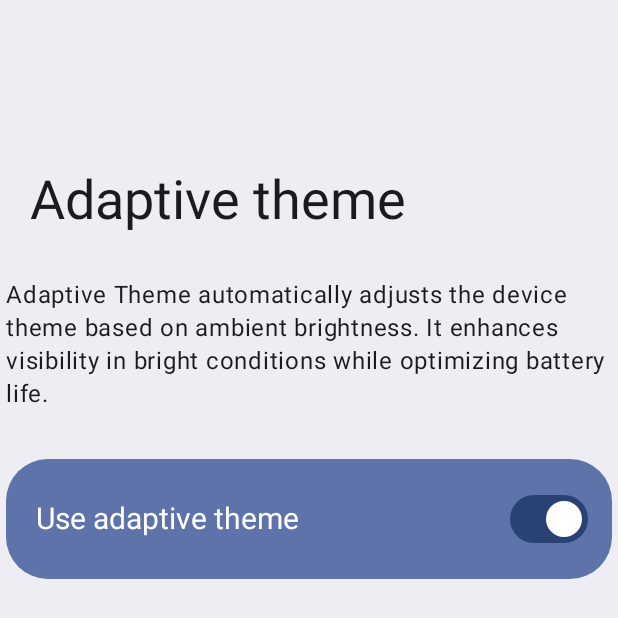
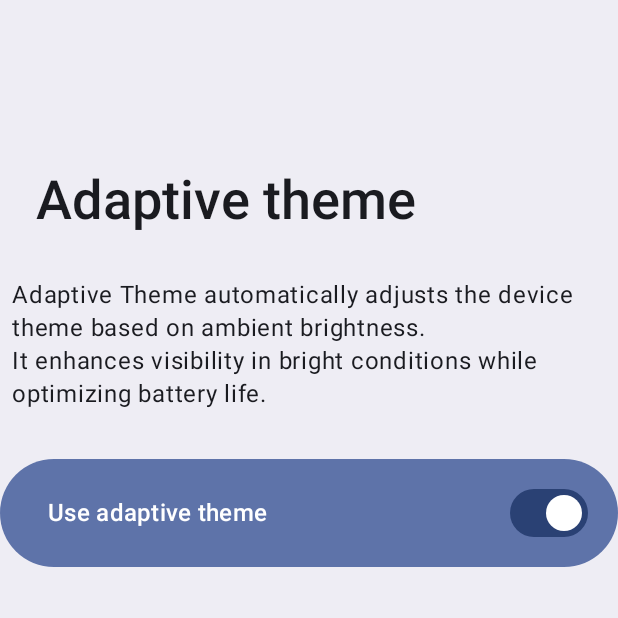
Before and after one commit to xLexip/Hecate, an Android app built with Jetpack Compose: the screen it shows after launch (MainActivity), after a tap on "Use adaptive theme", on a phone screen of 412 x 824 dp. Shown: the top 618 px of the screen. Run offline under Robolectric (Android 15) with nearby library versions, the phone set to English and light mode, and no system bars.

Commit message:
feat(ui): Material Design 3 Expressive Redesign
* Match the new system settings (Android 16 QPR 1)

```diff
--- a/app/src/main/java/dev/lexip/hecate/ui/AdaptiveThemeScreen.kt
+++ b/app/src/main/java/dev/lexip/hecate/ui/AdaptiveThemeScreen.kt
@@ -34,6 +34,7 @@ import androidx.compose.runtime.Composable
 import androidx.compose.ui.Modifier
 import androidx.compose.ui.input.nestedscroll.nestedScroll
 import androidx.compose.ui.res.stringResource
+import androidx.compose.ui.text.font.FontWeight
 import androidx.compose.ui.unit.dp
 import androidx.compose.ui.unit.sp
 import dev.lexip.hecate.R
@@ -48,7 +49,7 @@ fun AdaptiveThemeScreen(
 ) {
 	val scrollBehavior =
 		TopAppBarDefaults.pinnedScrollBehavior(rememberTopAppBarState())
-	val horizontalOffsetPadding = 4.dp
+	val horizontalOffsetPadding = 8.dp
 	Scaffold(
 		modifier = Modifier
 			.nestedScroll(scrollBehavior.nestedScrollConnection),
@@ -62,7 +63,8 @@ fun AdaptiveThemeScreen(
 				title = {
 					Text(
 						text = stringResource(id = R.string.app_name),
-						style = MaterialTheme.typography.displaySmall
+						style = MaterialTheme.typography.displaySmall,
+						fontWeight = FontWeight.Medium
 					)
 				},
 				scrollBehavior = scrollBehavior
@@ -74,12 +76,12 @@ fun AdaptiveThemeScreen(
 				.windowInsetsPadding(WindowInsets.systemGestures.only(WindowInsetsSides.Horizontal))
 				.fillMaxSize()
 				.padding(innerPadding)
-				.padding(horizontal = horizontalOffsetPadding)
 				.verticalScroll(rememberScrollState()),
 			verticalArrangement = Arrangement.spacedBy(32.dp)
 
 		) {
 			Text(
+				modifier = Modifier.padding(horizontal = horizontalOffsetPadding),
 				text = stringResource(id = R.string.description_adaptive_theme),
 				style = MaterialTheme.typography.bodyLarge.copy(lineHeight = 22.sp)
 			)
--- a/app/src/main/java/dev/lexip/hecate/ui/components/SwitchPreferenceCard.kt
+++ b/app/src/main/java/dev/lexip/hecate/ui/components/SwitchPreferenceCard.kt
@@ -13,47 +13,68 @@
 package dev.lexip.hecate.ui.components
 
 import androidx.compose.foundation.layout.Arrangement
-import androidx.compose.foundation.layout.PaddingValues
 import androidx.compose.foundation.layout.Row
 import androidx.compose.foundation.layout.fillMaxWidth
 import androidx.compose.foundation.layout.padding
+import androidx.compose.foundation.layout.size
+import androidx.compose.foundation.shape.RoundedCornerShape
+import androidx.compose.material.icons.Icons
+import androidx.compose.material.icons.filled.Check
+import androidx.compose.material.icons.filled.Clear
 import androidx.compose.material3.Card
 import androidx.compose.material3.CardDefaults
+import androidx.compose.material3.Icon
 import androidx.compose.material3.MaterialTheme
 import androidx.compose.material3.Switch
+import androidx.compose.material3.SwitchDefaults
 import androidx.compose.material3.Text
 import androidx.compose.runtime.Composable
 import androidx.compose.ui.Alignment
 import androidx.compose.ui.Modifier
 import androidx.compose.ui.unit.dp
-import androidx.compose.ui.unit.sp
 
 @Composable
 fun SwitchPreferenceCard(text: String, isChecked: Boolean, onCheckedChange: (Boolean) -> Unit) {
-	val mainSwitchTextSize = (MaterialTheme.typography.titleLarge.fontSize.value - 2).sp
-
 	Card(
 		modifier = Modifier
 			.fillMaxWidth(),
-		shape = MaterialTheme.shapes.extraLarge,
+		shape = RoundedCornerShape(percent = 100),
 		colors = CardDefaults.cardColors(containerColor = MaterialTheme.colorScheme.primaryContainer),
 		onClick = { onCheckedChange(!isChecked) }
 	) {
 		Row(
 			modifier = Modifier
 				.fillMaxWidth()
-				.padding(PaddingValues(16.dp))
-				.padding(start = 4.dp),
+				.padding(top = 12.dp, bottom = 12.dp, start = 32.dp, end = 20.dp),
 			verticalAlignment = Alignment.CenterVertically,
 			horizontalArrangement = Arrangement.SpaceBetween
 		) {
 			Text(
-				style = MaterialTheme.typography.titleLarge,
-				fontSize = mainSwitchTextSize,
+				style = MaterialTheme.typography.titleMedium,
 				color = MaterialTheme.colorScheme.onPrimaryContainer,
 				text = text
 			)
-			Switch(checked = isChecked, onCheckedChange = onCheckedChange)
+			Switch(
+				checked = isChecked,
+				onCheckedChange = onCheckedChange,
+				thumbContent = if (isChecked) {
+					{
+						Icon(
+							imageVector = Icons.Filled.Check,
+							contentDescription = null,
+							modifier = Modifier.size(SwitchDefaults.IconSize),
+						)
+					}
+				} else {
+					{
+						Icon(
+							imageVector = Icons.Filled.Clear,
+							contentDescription = null,
+							modifier = Modifier.size(SwitchDefaults.IconSize),
+						)
+					}
+				}
+			)
 		}
 	}
 }
--- a/app/src/main/res/values/strings.xml
+++ b/app/src/main/res/values/strings.xml
@@ -2,7 +2,7 @@
 	<string name="app_name">Adaptive theme</string>
 	<string name="action_disable_notification">Disable notification</string>
 	<string name="action_use_adaptive_theme">Use adaptive theme</string>
-	<string name="description_adaptive_theme">Adaptive Theme automatically adjusts the device theme based on ambient brightness. It enhances visibility in bright conditions while optimizing battery life.</string>
+	<string name="description_adaptive_theme">Adaptive Theme automatically adjusts the device theme based on ambient brightness.\nIt enhances visibility in bright conditions while optimizing battery life.</string>
 	<string name="notification_channel_service">Background Activity</string>
 	<string name="notification_service_running">Adaptive theme is active</string>
 </resources>
```
